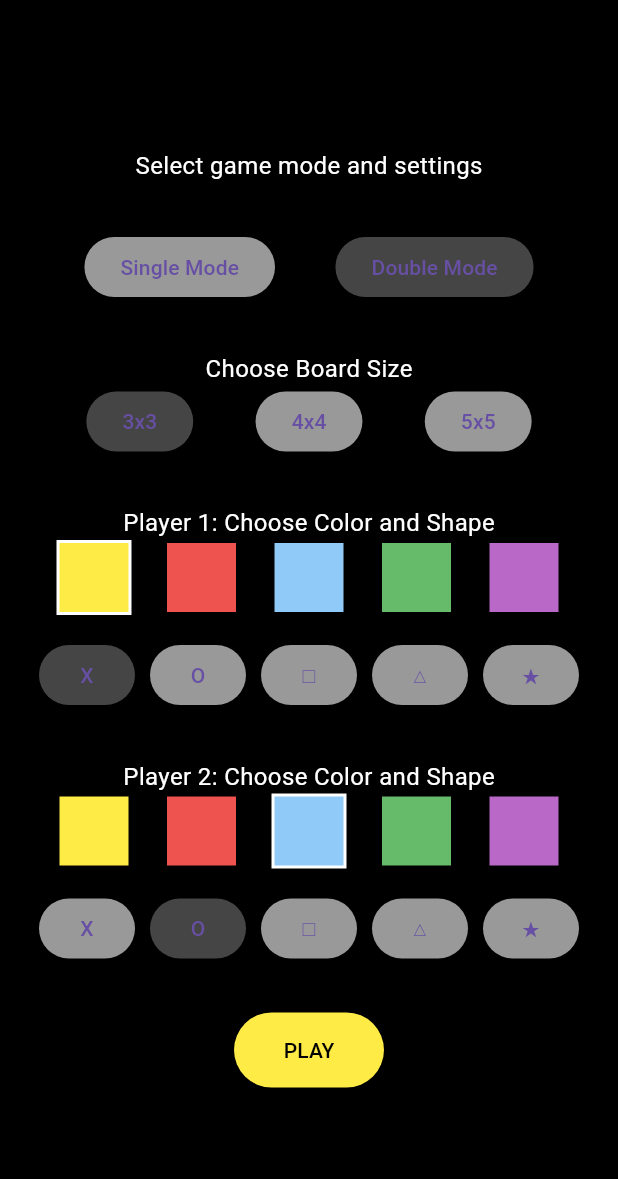
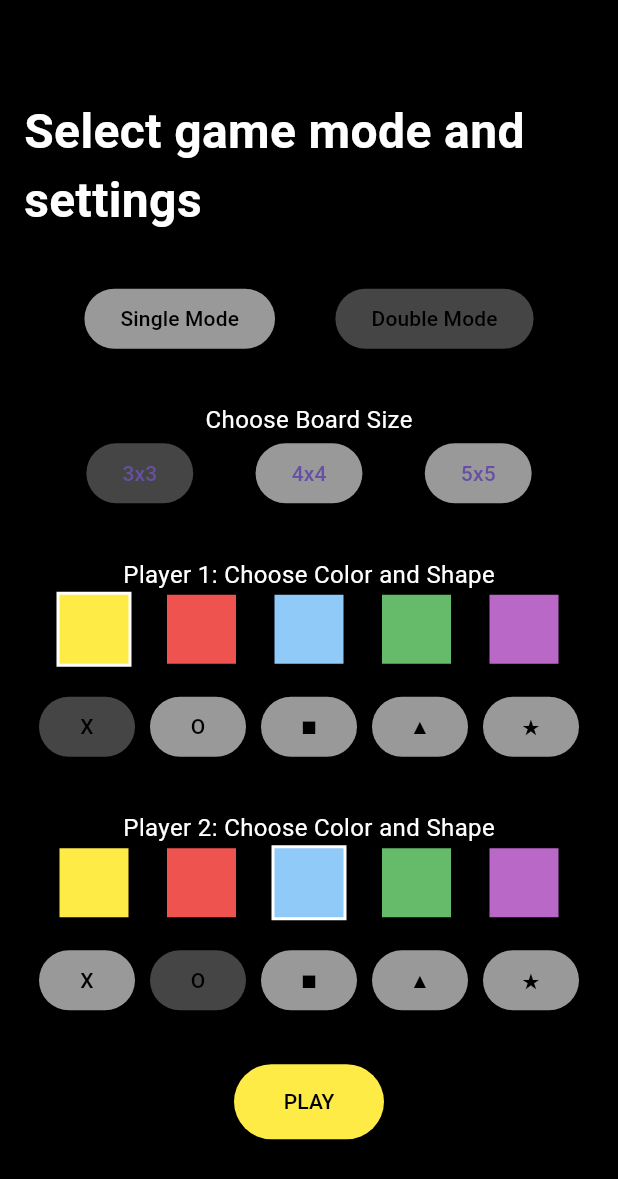
Before and after one commit to Klaudiaamarzec/Programowanie-Interfejsow-Mobilnych, a Flutter app: the screen it shows after launch, after a tap on "Double Mode", on a phone screen of 412 x 824 dp. Shown: the top 1179 px of the screen. Run offline on Flutter 3.47's test engine with Material 3 defaults, Android fonts, the phone set to English and light mode, and no system bars; Roboto replaces fonts that are missing (Default).

Commit message:
More UI changes

```diff
--- a/flutter_tictactoe/lib/GameSettings.dart
+++ b/flutter_tictactoe/lib/GameSettings.dart
@@ -23,8 +23,8 @@ class GameSettings {
 enum PlayerShape {
   CROSS('X'),
   CIRCLE('O'),
-  SQUARE('□'),
-  TRIANGLE('△'),
+  SQUARE('■'),
+  TRIANGLE('▲'),
   STAR('★');
 
   final String symbol;
--- a/flutter_tictactoe/lib/ResultScreen.dart
+++ b/flutter_tictactoe/lib/ResultScreen.dart
@@ -39,7 +39,7 @@ class ResultScreen extends StatelessWidget {
                 ),
                 child: Text(
                   "Play again",
-                  style: AppTypography.bodyMedium.copyWith(color: AppColors.textColor)
+                  style: AppTypography.bodyMedium.copyWith(color: AppColors.backgroundColor)
                 ),
               ),
               SizedBox(height: 16),
@@ -52,7 +52,7 @@ class ResultScreen extends StatelessWidget {
                 ),
                 child: Text(
                   "Back to settings",
-                    style: AppTypography.bodyMedium.copyWith(color: AppColors.textColor)
+                    style: AppTypography.bodyMedium.copyWith(color: AppColors.backgroundColor)
                 ),
               ),
             ],
--- a/flutter_tictactoe/lib/StartScreen.dart
+++ b/flutter_tictactoe/lib/StartScreen.dart
@@ -54,7 +54,7 @@ class _StartScreenState extends State<StartScreen> {
             children: [
               Text(
                 "Select game mode and settings",
-                style: AppTypography.bodyMedium.copyWith(color: AppColors.textColor),
+                style: AppTypography.headlineLarge.copyWith(color: AppColors.textColor),
                 textAlign: TextAlign.left,
               ),
               const SizedBox(height: 32),
@@ -67,6 +67,7 @@ class _StartScreenState extends State<StartScreen> {
                     onPressed: () => setState(() => selectedMode = GameMode.SINGLE_MODE),
                     style: ElevatedButton.styleFrom(
                       backgroundColor: selectedMode == GameMode.SINGLE_MODE ? AppColors.gray : AppColors.lightGray,
+                      foregroundColor: AppColors.backgroundColor,
                     ),
                     child: Text("Single Mode"),
                   ),
@@ -74,6 +75,7 @@ class _StartScreenState extends State<StartScreen> {
                     onPressed: () => setState(() => selectedMode = GameMode.DOUBLE_MODE),
                     style: ElevatedButton.styleFrom(
                       backgroundColor: selectedMode == GameMode.DOUBLE_MODE ? AppColors.gray : AppColors.lightGray,
+                      foregroundColor: AppColors.backgroundColor,
                     ),
                     child: Text("Double Mode"),
                   ),
@@ -134,6 +136,7 @@ class _StartScreenState extends State<StartScreen> {
                       onPressed: () => setState(() => player1Shape = shape),
                       style: ElevatedButton.styleFrom(
                         backgroundColor: player1Shape == shape ? AppColors.gray : AppColors.lightGray,
+                        foregroundColor: AppColors.backgroundColor,
                       ),
                       child: Text(shape.symbol),
                     );
@@ -177,6 +180,7 @@ class _StartScreenState extends State<StartScreen> {
                       }),
                       style: ElevatedButton.styleFrom(
                         backgroundColor: player1Shape == shape ? AppColors.gray : AppColors.lightGray,
+                        foregroundColor: AppColors.backgroundColor,
                       ),
                       child: Text(shape.symbol),
                     );
@@ -219,6 +223,7 @@ class _StartScreenState extends State<StartScreen> {
                       }),
                       style: ElevatedButton.styleFrom(
                         backgroundColor: player2Shape == shape ? AppColors.gray : AppColors.lightGray,
+                        foregroundColor: AppColors.backgroundColor,
                       ),
                       child: Text(shape.symbol),
                     );
```
